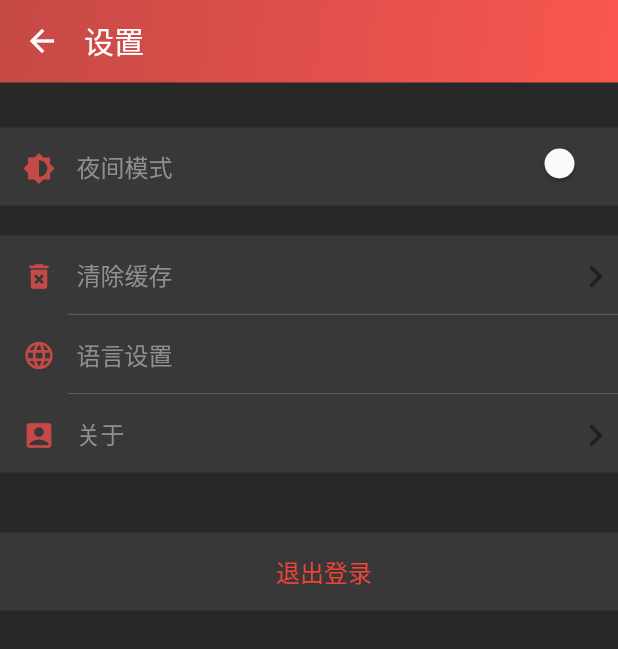
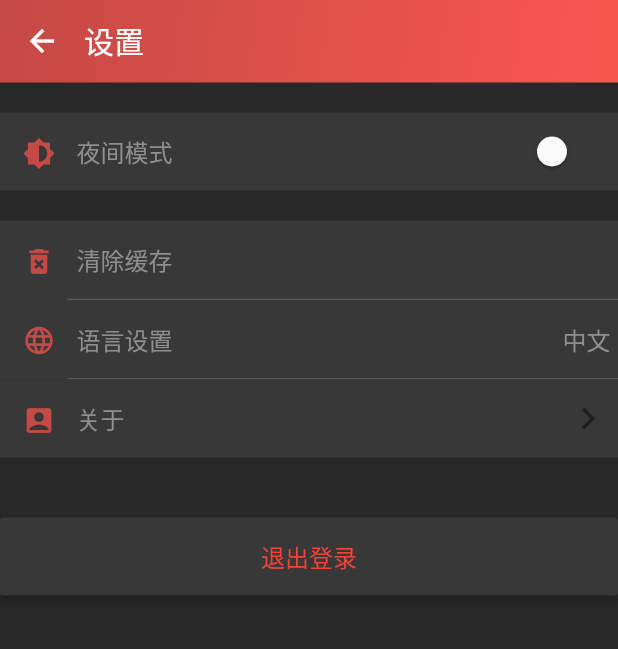
Before and after one commit to xing16/WanAndroid-Flutter, a Flutter app: the MinePage screen opened directly, after a tap on "设置", on a phone screen of 412 x 824 dp. Shown: the top 649 px of the screen. Run offline on Flutter 3.47's test engine with Material 2 defaults, Android fonts, the phone set to English and light mode, and no system bars; our stand-ins replace dio, webview_flutter; missing offline and left inert: banner; network calls fail.

Commit message:
完成妹子，收藏页

```diff
--- a/lib/pages/home.dart
+++ b/lib/pages/home.dart
@@ -144,7 +144,6 @@ class HomePageState extends State<HomePage> {
 
   /// 首页 header
   getHomeHeader() {
-    print("casdcasdc");
     return new BannerView(
       data: ['a', 'b', 'c'],
       height: 180,
--- a/lib/pages/mine.dart
+++ b/lib/pages/mine.dart
@@ -1,4 +1,6 @@
 import 'package:flutter/material.dart';
+import 'package:wanandroid_flutter/pages/favorite.dart';
+import 'package:wanandroid_flutter/pages/meizi.dart';
 import 'package:wanandroid_flutter/pages/settings.dart';
 import 'package:wanandroid_flutter/res/colors.dart';
 import 'package:wanandroid_flutter/widgets/bezier_clipper.dart';
@@ -101,7 +103,14 @@ class MinePageState extends State<MinePage> {
                                 Icons.favorite,
                                 "收藏",
                                 () {
-                                  print("ddd");
+                                  Navigator.push(
+                                    context,
+                                    MaterialPageRoute(
+                                      builder: (BuildContext context) {
+                                        return FavoritePage();
+                                      },
+                                    ),
+                                  );
                                 },
                                 margin: EdgeInsets.only(top: 20),
                               ),
@@ -114,17 +123,25 @@ class MinePageState extends State<MinePage> {
                                 },
                                 margin: EdgeInsets.only(top: 20),
                                 hasDivider: true,
+                                right: Container(
+                                  height: 15,
+                                  width: 15,
+                                  margin: EdgeInsets.only(
+                                    right: 10,
+                                  ),
+                                  color: Colours.appThemeColor,
+                                ),
                               ),
                               ItemCreator.createItem(
                                 context,
-                                Icons.beach_access,
+                                Icons.local_florist,
                                 "干货妹子",
                                 () {
                                   Navigator.push(
                                     context,
                                     MaterialPageRoute(
                                       builder: (BuildContext context) {
-                                        return SettingsPage();
+                                        return MeiziPage();
                                       },
                                     ),
                                   );
--- a/lib/pages/settings.dart
+++ b/lib/pages/settings.dart
@@ -1,4 +1,6 @@
 import 'package:flutter/material.dart';
+import 'package:wanandroid_flutter/pages/about.dart';
+import 'package:wanandroid_flutter/pages/login.dart';
 import 'package:wanandroid_flutter/res/colors.dart';
 import 'package:wanandroid_flutter/widgets/gradient_appbar.dart';
 import 'package:wanandroid_flutter/widgets/item_creator.dart';
@@ -26,22 +28,15 @@ class SettingsPageState extends State<SettingsPage> {
       ),
       body: Column(
         children: <Widget>[
-          Container(
-            padding: EdgeInsets.only(
-              left: 15,
-              right: 0,
+          ItemCreator.createItem(
+            context,
+            Icons.brightness_6,
+            "夜间模式",
+            () {},
+            margin: EdgeInsets.only(
+              top: 20,
             ),
-            margin: EdgeInsets.only(
-              top: 30,
-            ),
-            color: Theme.of(context).accentColor,
-            child: Stack(
-              children: <Widget>[
-                Container(
-                  height: 52,
-                ),
-                Positioned(
-                  child: Switch(
+            right: Switch(
                 activeColor: Colours.appThemeColor,
                 inactiveTrackColor: Theme.of(context).accentColor,
                 value: isDarkMode,
@@ -50,83 +45,62 @@ class SettingsPageState extends State<SettingsPage> {
                     isDarkMode = !isDarkMode;
                   });
                 }),
-                  right: 0,
-                ),
-                Positioned(
-                  child: Icon(
-                    Icons.brightness_6,
-                    color: Colours.appThemeColor,
-                    size: 22,
-                  ),
-                  top: 16,
-                ),
-                Positioned(
-                  child: Text(
-                    "夜间模式",
-                    style: TextStyle(
-                      fontSize: 16,
-                    ),
-                  ),
-                  left: 36,
-                  top: 14,
-                ),
-              ],
-            ),
+            hasDivider: false,
           ),
           ItemCreator.createItem(
             context,
             Icons.delete_forever,
             "清除缓存",
-            () {
-              Navigator.push(
-                context,
-                MaterialPageRoute(
-                  builder: (BuildContext context) {
-                    return SettingsPage();
-                  },
-                ),
-              );
-            },
+            () {},
             margin: EdgeInsets.only(
               top: 20,
             ),
+            showMore: false,
             hasDivider: true,
           ),
           ItemCreator.createItem(
             context,
             Icons.language,
             "语言设置",
-            () {
-              Navigator.push(
-                context,
-                MaterialPageRoute(
-                  builder: (BuildContext context) {
-                    return SettingsPage();
-                  },
+            () {},
+            hasDivider: true,
+            right: Text(
+              "中文",
+              style: TextStyle(fontSize: 16),
             ),
-              );
-            },
-            hasDivider: true,
-            showMore: false,
           ),
           ItemCreator.createItem(
             context,
             Icons.account_box,
             "关于",
             () {
-              print("ddd");
+              Navigator.push(
+                context,
+                MaterialPageRoute(
+                  builder: (BuildContext context) {
+                    return AboutPage();
+                  },
+                ),
+              );
             },
           ),
           Container(
-            color: Theme.of(context).accentColor,
-            padding: EdgeInsets.only(
-              left: 20,
-            ),
-            alignment: Alignment.center,
             margin: EdgeInsets.only(
               top: 40,
               bottom: 40,
             ),
+            child: MaterialButton(
+              onPressed: () {
+                Navigator.push(
+                  context,
+                  MaterialPageRoute(
+                    builder: (BuildContext context) {
+                      return LoginPage();
+                    },
+                  ),
+                );
+              },
+              textColor: Colors.red,
               child: Text(
                 "退出登录",
                 style: TextStyle(
@@ -134,8 +108,10 @@ class SettingsPageState extends State<SettingsPage> {
                   color: Colors.red,
                 ),
               ),
+              minWidth: screenWidth,
               height: 52,
-            width: screenWidth,
+              color: Theme.of(context).accentColor,
+            ),
           ),
         ],
       ),
--- a/lib/widgets/item_creator.dart
+++ b/lib/widgets/item_creator.dart
@@ -6,6 +6,11 @@ class ItemCreator {
   static createItem(BuildContext context, IconData icon, String text,
       GestureTapCallback callback,
       {EdgeInsetsGeometry margin,
+      Widget right = const Icon(
+        Icons.chevron_right,
+        color: Colors.black45,
+        size: 30,
+      ),
       bool hasDivider = false,
       bool showMore = true}) {
     return GestureDetector(
@@ -25,16 +30,15 @@ class ItemCreator {
                   height: 52,
                 ),
                 Positioned(
-                  child: Visibility(
-                    visible: showMore,
-                    child: Icon(
-                      Icons.chevron_right,
-                      color: Colors.black45,
-                      size: 30,
+                  height: 52,
+                  child: Container(
+                    alignment: Alignment.center,
+                    child: Visibility(
+                      visible: showMore,
+                      child: right,
                     ),
                   ),
-                  top: 12,
-                  right: 0,
+                  right: 5,
                 ),
                 Positioned(
                   child: Icon(
```
Also changed, not shown: lib/pages/favorite.dart (added, +32 -0 lines), lib/pages/login.dart (+30 -5 lines), lib/pages/meizi.dart (added, +84 -0 lines), lib/pages/register.dart (added, +33 -0 lines), lib/pages/search.dart (added, +33 -0 lines), lib/pages/system.dart (+9 -1 lines), pubspec.yaml (+5 -4 lines), pubspec.lock. Lines whose indentation alone changed are shown as unchanged.
